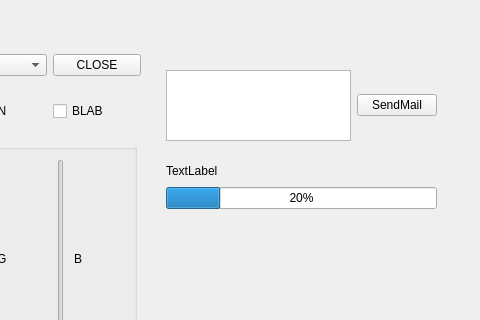
Qt form Dizain.ui (Maker089/Interface_for_TRVNA) before a commit; both pictures show x 174 to 654 and y 0 to 320 of the 654 by 528 pixel window.
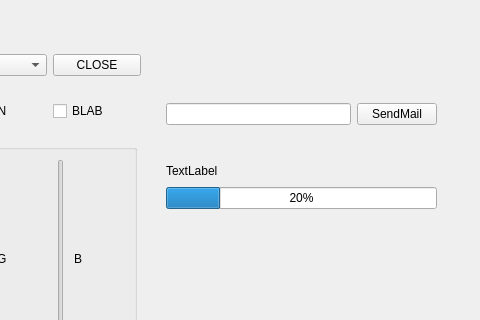
The same form after that commit.

Diff of the .ui file:
```diff
--- a/Dizain.ui
+++ b/Dizain.ui
@@ -164,18 +164,18 @@
     <string>Servo</string>
    </property>
   </widget>
-  <widget class="QWidget" name="">
+  <widget class="QWidget" name="layoutWidget">
    <property name="geometry">
     <rect>
      <x>340</x>
      <y>70</y>
      <width>271</width>
-     <height>71</height>
+     <height>89</height>
     </rect>
    </property>
    <layout class="QHBoxLayout" name="horizontalLayout_4">
     <item>
-     <widget class="QTextEdit" name="textEdit"/>
+     <widget class="QLineEdit" name="SendTextWindow"/>
     </item>
     <item>
      <widget class="QPushButton" name="SendButtob">
@@ -186,7 +186,7 @@
     </item>
    </layout>
   </widget>
-  <widget class="QWidget" name="">
+  <widget class="QWidget" name="layoutWidget">
    <property name="geometry">
     <rect>
      <x>340</x>
```
Left out of the diff: 2 changed lines with no effect on the pictures.
